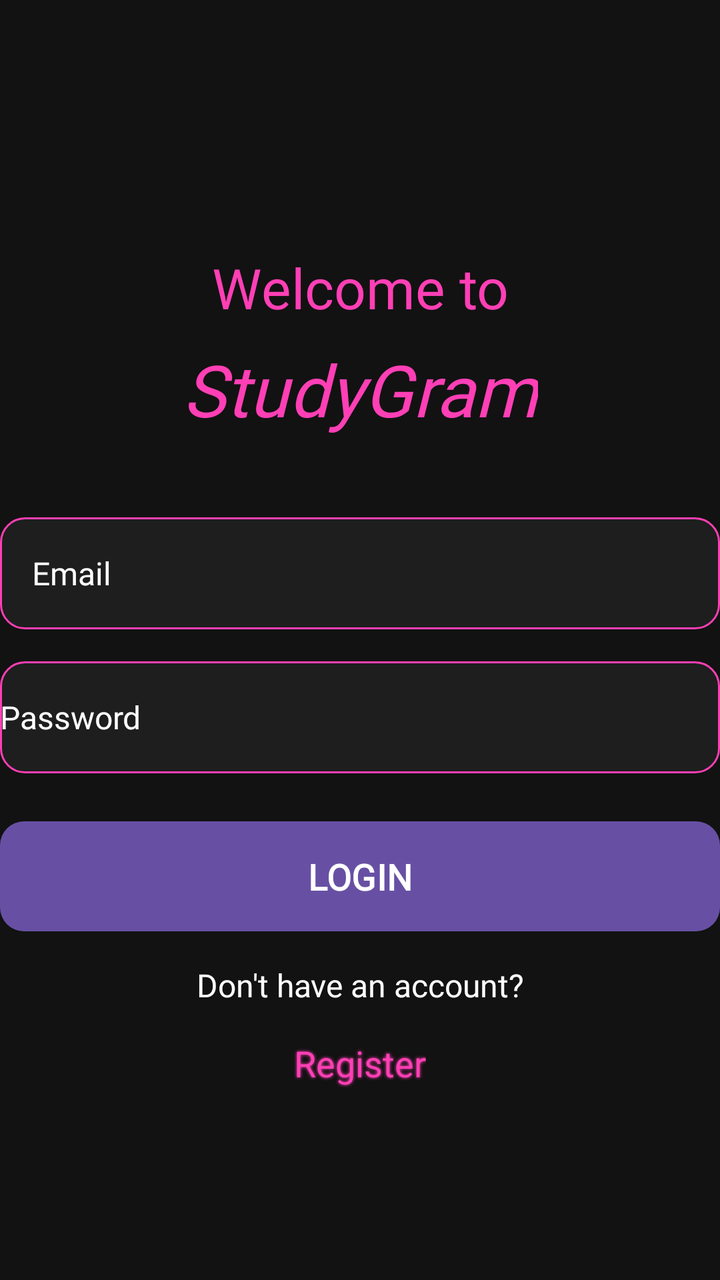
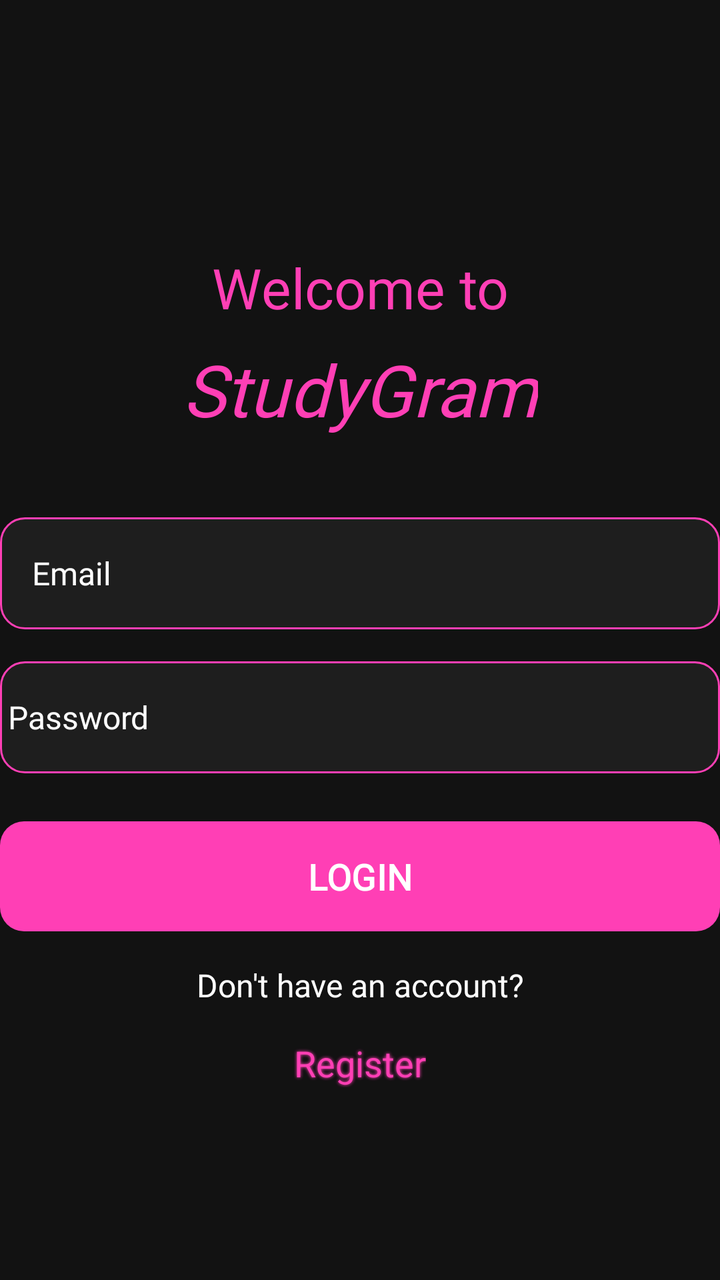

Screens rendered from an Android XML layout before and after an edit, with the pre-edit source and the edit as a unified diff.
<!-- AndroidManifest.xml: application theme Theme.StudyGram -->
<!-- res/layout/activity_login.xml -->
<?xml version="1.0" encoding="utf-8"?>
<androidx.constraintlayout.widget.ConstraintLayout
    xmlns:android="http://schemas.android.com/apk/res/android"
    xmlns:app="http://schemas.android.com/apk/res-auto"
    android:layout_width="match_parent"
    android:layout_height="match_parent"
    android:background="#121212"
 >

    <TextView
        android:id="@+id/tvTitle"
        android:layout_width="wrap_content"
        android:layout_height="wrap_content"
        android:text="Welcome to"
        android:textSize="28sp"
        app:layout_constraintTop_toTopOf="parent"
        app:layout_constraintStart_toStartOf="parent"
        app:layout_constraintEnd_toEndOf="parent"
        android:layout_marginTop="125dp"
        android:textColor="#FF3FB5"
        android:fontFamily ="@font/poppins_semi_bold_italic"/>

    <TextView
        android:id="@+id/tvStudyGram"
        android:layout_width="wrap_content"
        android:layout_height="wrap_content"
        android:text="StudyGram"
        android:textSize="36sp"
        android:textColor="#FF3FB5"
        app:layout_constraintTop_toBottomOf="@id/tvTitle"
        app:layout_constraintStart_toStartOf="parent"
        app:layout_constraintEnd_toEndOf="parent"
        android:layout_marginTop="8dp"
        android:fontFamily="@font/poppins_semi_bold_italic"
        android:textStyle="italic"/>

    <EditText
        android:padding="16dp"
        android:id="@+id/etEmail"
        android:layout_width="0dp"
        android:layout_height="56dp"
        android:hint="Email"
        android:fontFamily ="@font/poppins_regular"
        android:textColorHint="#FFFFFF"
        android:inputType="textEmailAddress"
        android:textColor="#FFFFFF"
        app:layout_constraintTop_toBottomOf="@id/tvStudyGram"
        app:layout_constraintStart_toStartOf="parent"
        app:layout_constraintEnd_toEndOf="parent"
        android:layout_marginTop="40dp"
        android:background="@drawable/rounded_input"
        android:textSize="16sp"/>

    <EditText
        android:id="@+id/etPassword"
        android:layout_width="0dp"
        android:layout_height="56dp"
        android:hint="Password"
        android:fontFamily ="@font/poppins_regular"
        android:textColorHint="#FFFFFF"
        android:inputType="textPassword"
        android:textColor="#FFFFFF"
        app:layout_constraintTop_toBottomOf="@id/etEmail"
        app:layout_constraintStart_toStartOf="parent"
        app:layout_constraintEnd_toEndOf="parent"
        android:layout_marginTop="16dp"
        android:background="@drawable/rounded_input"
        android:textSize="16sp"
        />

    <TextView
        android:id="@+id/tvError"
        android:layout_width="0dp"
        android:layout_height="wrap_content"
        android:textColor="#A92F2F"
        android:visibility="gone"
        app:layout_constraintTop_toBottomOf="@id/etPassword"
        app:layout_constraintStart_toStartOf="parent"
        app:layout_constraintEnd_toEndOf="parent"
        android:layout_marginTop="8dp"
        android:textSize="16sp"/>

    <Button
        android:id="@+id/btnLogin"
        android:layout_width="0dp"
        android:layout_height="55dp"
        android:text="LOGIN"
        app:layout_constraintTop_toBottomOf="@id/tvError"
        app:layout_constraintStart_toStartOf="parent"
        app:layout_constraintEnd_toEndOf="parent"
        android:layout_marginTop="24dp"
        android:textStyle="bold"
        android:background="@drawable/rounded_button"
        android:fontFamily ="@font/poppins_black"
        android:textSize="18sp"/>

    <TextView
        android:id="@+id/RegisterQuestion"
        android:layout_width="wrap_content"
        android:layout_height="wrap_content"
        android:text="Don't have an account?"
        android:textSize="16sp"
        android:textColor="#FFFFFF"
        app:layout_constraintTop_toBottomOf="@id/btnLogin"
        app:layout_constraintStart_toStartOf="parent"
        app:layout_constraintEnd_toEndOf="parent"
        android:layout_marginTop="16dp"
        android:fontFamily ="@font/poppins_regular"/>

    <TextView
        android:id="@+id/tvGoToRegister"
        android:layout_width="wrap_content"
        android:layout_height="wrap_content"
        android:text="Register"
        android:textSize="18sp"
        android:textColor="#FF3FB5"
        android:fontFamily="@font/poppins_italic"
        app:layout_constraintTop_toBottomOf="@id/RegisterQuestion"
        app:layout_constraintStart_toStartOf="parent"
        app:layout_constraintEnd_toEndOf="parent"
        android:layout_marginTop="16dp"
        android:shadowColor="#FF3FB5"
        android:shadowRadius="4"
        android:shadowDx="0"
        android:shadowDy="0"
        />

</androidx.constraintlayout.widget.ConstraintLayout>
<!-- resources referenced by this layout -->
<resources>
  <!-- drawable rounded_button (drawable) -->
  <?xml version="1.0" encoding="utf-8"?>
  <shape xmlns:android="http://schemas.android.com/apk/res/android">
  
          <solid android:color="#FF3FB5" />
          <corners android:radius="12dp" />
      </shape>
  <!-- drawable rounded_input (drawable) -->
  <?xml version="1.0" encoding="utf-8"?>
  <shape xmlns:android="http://schemas.android.com/apk/res/android">
      <solid android:color="#1E1E1E" />
      <corners android:radius="12dp" />
      <stroke android:width="1dp" android:color="#FF3FB5" />
  </shape>
  <style name="Theme.StudyGram" parent="Base.Theme.StudyGram" />
  <style name="Base.Theme.StudyGram" parent="Theme.Material3.DayNight.NoActionBar">
          
          
      </style>
</resources>

<!-- the commit's change to res/layout/activity_login.xml (unified diff, before → after) -->
@@ -55,7 +55,7 @@
         android:id="@+id/etPassword"
         android:layout_width="0dp"
         android:layout_height="56dp"
-        android:hint="Password"
+        android:hint=" Password"
         android:fontFamily ="@font/poppins_regular"
         android:textColorHint="#FFFFFF"
         android:inputType="textPassword"
@@ -90,6 +90,7 @@
         app:layout_constraintEnd_toEndOf="parent"
         android:layout_marginTop="24dp"
         android:textStyle="bold"
+        app:backgroundTint="#FF3FB5"
         android:background="@drawable/rounded_button"
         android:fontFamily ="@font/poppins_black"
         android:textSize="18sp"/>
